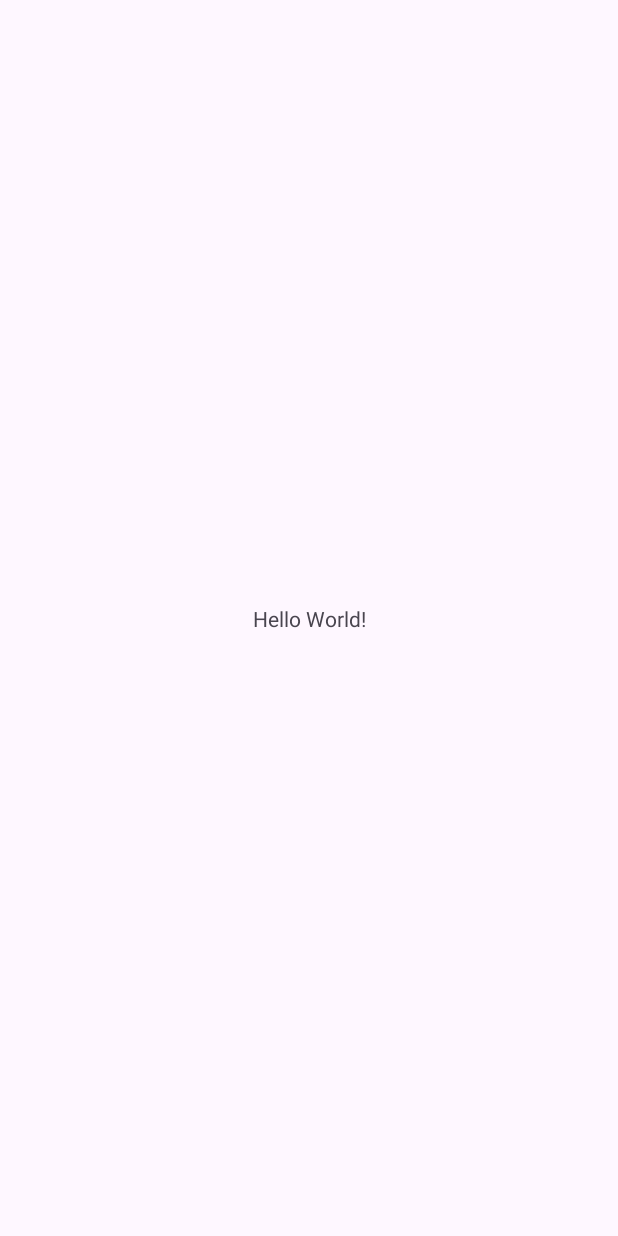
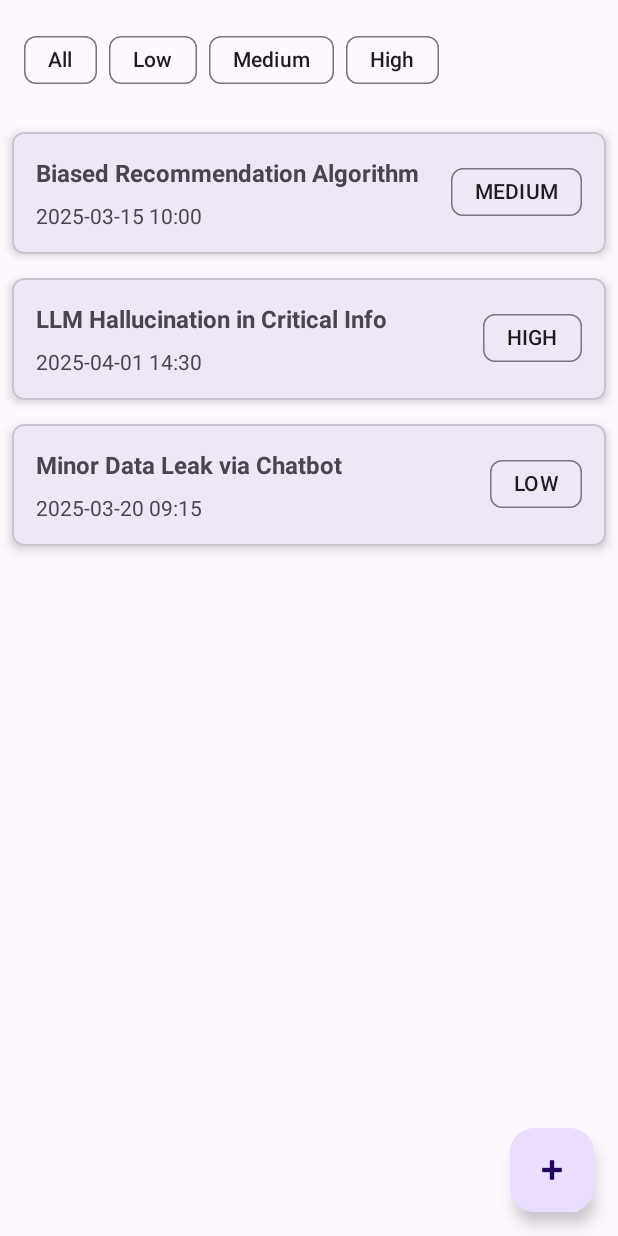
Before and after one commit to Amartyakaushik/AIWatchdog, an Android app: the screen it shows after launch (MainActivity), on a phone screen of 412 x 824 dp. Before the commit the screen is almost empty. Run offline under Robolectric (Android 15) with nearby library versions, the phone set to English and light mode, and no system bars.

Commit message:
feat: Implement AI Safety Incident Dashboard core functionality
Implement the core features of the AI Safety Incident tracking system including:

- Data Model:
  - Create Incident data class and Severity enum
  - Implement IncidentViewModel for state management
  - Add mock data handling

- UI Components:
  - Main activity with navigation setup
  - Incident list with RecyclerView and card-based layout
  - Filtering chips for severity levels (Low, Medium, High)
  - Floating action button for adding new incidents

- Adapters:
  - Create IncidentAdapter with DiffUtil implementation
  - Add click handling for incident items

- Navigation:
  - Set up Navigation component with nav_graph
  - Configure fragment transitions
  - Implement type-safe navigation args

Technical details:
- Use Material Design components for consistent UI
- Implement MVVM architecture pattern
- Add LiveData for reactive UI updates
- Handle configuration changes via ViewModel

This commit sets up the foundational structure for the AI Safety
Incident tracking system as per the assignment requirements.

```diff
--- /dev/null
+++ b/app/src/main/java/com/example/aiwatchdog/adapter/IncidentAdapter.kt
@@ -0,0 +1,61 @@
+package com.example.aiwatchdog.adapter
+
+import android.view.LayoutInflater
+import android.view.View
+import android.view.ViewGroup
+import android.widget.TextView
+import androidx.recyclerview.widget.DiffUtil
+import androidx.recyclerview.widget.ListAdapter
+import androidx.recyclerview.widget.RecyclerView
+import com.example.aiwatchdog.R
+import com.example.aiwatchdog.model.Incident
+import com.google.android.material.chip.Chip
+import java.time.Instant
+import java.time.ZoneId
+import java.time.format.DateTimeFormatter
+
+class IncidentAdapter(
+    private val onItemClick: (Incident) -> Unit
+) : ListAdapter<Incident, IncidentAdapter.IncidentViewHolder>(IncidentDiffCallback()) {
+
+    override fun onCreateViewHolder(parent: ViewGroup, viewType: Int): IncidentViewHolder {
+        val view = LayoutInflater.from(parent.context)
+            .inflate(R.layout.item_incident, parent, false)
+        return IncidentViewHolder(view, onItemClick)
+    }
+
+    override fun onBindViewHolder(holder: IncidentViewHolder, position: Int) {
+        holder.bind(getItem(position))
+    }
+
+    class IncidentViewHolder(
+        itemView: View,
+        private val onItemClick: (Incident) -> Unit
+    ) : RecyclerView.ViewHolder(itemView) {
+        private val titleTextView: TextView = itemView.findViewById(R.id.titleTextView)
+        private val severityChip: Chip = itemView.findViewById(R.id.severityChip)
+        private val dateTextView: TextView = itemView.findViewById(R.id.dateTextView)
+
+        fun bind(incident: Incident) {
+            titleTextView.text = incident.title
+            severityChip.text = incident.severity.name
+
+            val instant = Instant.parse(incident.reported_at)
+            val localDateTime = instant.atZone(ZoneId.systemDefault())
+            val formatter = DateTimeFormatter.ofPattern("yyyy-MM-dd HH:mm")
+            dateTextView.text = formatter.format(localDateTime)
+
+            itemView.setOnClickListener { onItemClick(incident) }
+        }
+    }
+
+    private class IncidentDiffCallback : DiffUtil.ItemCallback<Incident>() {
+        override fun areItemsTheSame(oldItem: Incident, newItem: Incident): Boolean {
+            return oldItem.id == newItem.id
+        }
+
+        override fun areContentsTheSame(oldItem: Incident, newItem: Incident): Boolean {
+            return oldItem == newItem
+        }
+    }
+}
--- /dev/null
+++ b/app/src/main/java/com/example/aiwatchdog/model/Incident.kt
@@ -0,0 +1,15 @@
+package com.example.aiwatchdog.model
+
+data class Incident(
+    val id: Int,
+    val title: String,
+    val description: String,
+    val severity: Severity,
+    val reported_at: String
+)
+
+enum class Severity {
+    LOW,
+    MEDIUM,
+    HIGH
+}
--- /dev/null
+++ b/app/src/main/java/com/example/aiwatchdog/ui/IncidentListFragment.kt
@@ -0,0 +1,72 @@
+package com.example.aiwatchdog.ui
+
+import android.os.Bundle
+import android.view.LayoutInflater
+import android.view.View
+import android.view.ViewGroup
+import androidx.fragment.app.Fragment
+import androidx.fragment.app.viewModels
+import androidx.recyclerview.widget.LinearLayoutManager
+import androidx.recyclerview.widget.RecyclerView
+import com.example.aiwatchdog.R
+import com.example.aiwatchdog.adapter.IncidentAdapter
+import com.example.aiwatchdog.model.Severity
+import com.example.aiwatchdog.viewmodel.IncidentViewModel
+import com.google.android.material.chip.ChipGroup
+import com.google.android.material.floatingactionbutton.FloatingActionButton
+
+class IncidentListFragment : Fragment() {
+    private val viewModel: IncidentViewModel by viewModels()
+    private lateinit var adapter: IncidentAdapter
+
+    override fun onCreateView(
+        inflater: LayoutInflater,
+        container: ViewGroup?,
+        savedInstanceState: Bundle?
+    ): View? {
+        return inflater.inflate(R.layout.fragment_incident_list, container, false)
+    }
+
+    override fun onViewCreated(view: View, savedInstanceState: Bundle?) {
+        super.onViewCreated(view, savedInstanceState)
+
+        setupRecyclerView(view)
+        setupFilterChips(view)
+        setupFab(view)
+        observeViewModel()
+    }
+
+    private fun setupRecyclerView(view: View) {
+        val recyclerView = view.findViewById<RecyclerView>(R.id.incidentsRecyclerView)
+        adapter = IncidentAdapter { incident ->
+            // TODO: Navigate to detail fragment
+        }
+        recyclerView.adapter = adapter
+        recyclerView.layoutManager = LinearLayoutManager(requireContext())
+    }
+
+    private fun setupFilterChips(view: View) {
+        val chipGroup = view.findViewById<ChipGroup>(R.id.filterChipGroup)
+        chipGroup.setOnCheckedChangeListener { group, checkedId ->
+            val severity = when (checkedId) {
+                R.id.chipLow -> Severity.LOW
+                R.id.chipMedium -> Severity.MEDIUM
+                R.id.chipHigh -> Severity.HIGH
+                else -> null
+            }
+            viewModel.applyFilter(severity)
+        }
+    }
+
+    private fun setupFab(view: View) {
+        view.findViewById<FloatingActionButton>(R.id.fabAddIncident).setOnClickListener {
+            // TODO: Navigate to add incident fragment
+        }
+    }
+
+    private fun observeViewModel() {
+        viewModel.filteredIncidents.observe(viewLifecycleOwner) { incidents ->
+            adapter.submitList(incidents)
+        }
+    }
+}
--- /dev/null
+++ b/app/src/main/java/com/example/aiwatchdog/viewmodel/IncidentViewModel.kt
@@ -0,0 +1,71 @@
+package com.example.aiwatchdog.viewmodel
+
+import androidx.lifecycle.LiveData
+import androidx.lifecycle.MutableLiveData
+import androidx.lifecycle.ViewModel
+import com.example.aiwatchdog.model.Incident
+import com.example.aiwatchdog.model.Severity
+import java.time.LocalDateTime
+import java.time.format.DateTimeFormatter
+
+class IncidentViewModel : ViewModel() {
+    private val _incidents = MutableLiveData<List<Incident>>()
+    val incidents: LiveData<List<Incident>> = _incidents
+
+    private val _filteredIncidents = MutableLiveData<List<Incident>>()
+    val filteredIncidents: LiveData<List<Incident>> = _filteredIncidents
+
+    private var currentFilter: Severity? = null
+
+    init {
+        // Initialize with mock data
+        _incidents.value = createMockIncidents()
+        applyFilter(null)
+    }
+
+    private fun createMockIncidents(): List<Incident> {
+        return listOf(
+            Incident(
+                1,
+                "Biased Recommendation Algorithm",
+                "Algorithm consistently favored certain demographics...",
+                Severity.MEDIUM,
+                "2025-03-15T10:00:00Z"
+            ),
+            Incident(
+                2,
+                "LLM Hallucination in Critical Info",
+                "LLM provided incorrect safety procedure information...",
+                Severity.HIGH,
+                "2025-04-01T14:30:00Z"
+            ),
+            Incident(
+                3,
+                "Minor Data Leak via Chatbot",
+                "Chatbot inadvertently exposed non-sensitive user metadata...",
+                Severity.LOW,
+                "2025-03-20T09:15:00Z"
+            )
+        )
+    }
+
+    fun applyFilter(severity: Severity?) {
+        currentFilter = severity
+        val currentIncidents = _incidents.value ?: emptyList()
+        _filteredIncidents.value = when (severity) {
+            null -> currentIncidents
+            else -> currentIncidents.filter { it.severity == severity }
+        }
+    }
+
+    fun addIncident(title: String, description: String, severity: Severity) {
+        val currentIncidents = _incidents.value.orEmpty().toMutableList()
+        val newId = (currentIncidents.maxOfOrNull { it.id } ?: 0) + 1
+        val timestamp = LocalDateTime.now().format(DateTimeFormatter.ISO_DATE_TIME)
+
+        val newIncident = Incident(newId, title, description, severity, timestamp)
+        currentIncidents.add(newIncident)
+        _incidents.value = currentIncidents
+        applyFilter(currentFilter)
+    }
+}
--- a/app/src/main/res/layout/activity_main.xml
+++ b/app/src/main/res/layout/activity_main.xml
@@ -7,13 +7,12 @@
     android:layout_height="match_parent"
     tools:context=".MainActivity">
 
-    <TextView
-        android:layout_width="wrap_content"
-        android:layout_height="wrap_content"
-        android:text="Hello World!"
-        app:layout_constraintBottom_toBottomOf="parent"
-        app:layout_constraintEnd_toEndOf="parent"
-        app:layout_constraintStart_toStartOf="parent"
-        app:layout_constraintTop_toTopOf="parent" />
+    <androidx.fragment.app.FragmentContainerView
+        android:id="@+id/nav_host_fragment"
+        android:name="androidx.navigation.fragment.NavHostFragment"
+        android:layout_width="match_parent"
+        android:layout_height="match_parent"
+        app:defaultNavHost="true"
+        app:navGraph="@navigation/nav_graph" />
 
 </androidx.constraintlayout.widget.ConstraintLayout>
--- /dev/null
+++ b/app/src/main/res/layout/fragment_incident_list.xml
@@ -0,0 +1,62 @@
+<?xml version="1.0" encoding="utf-8"?>
+<androidx.coordinatorlayout.widget.CoordinatorLayout xmlns:android="http://schemas.android.com/apk/res/android"
+    xmlns:app="http://schemas.android.com/apk/res-auto"
+    android:layout_width="match_parent"
+    android:layout_height="match_parent">
+
+    <androidx.constraintlayout.widget.ConstraintLayout
+        android:layout_width="match_parent"
+        android:layout_height="match_parent">
+
+        <com.google.android.material.chip.ChipGroup
+            android:id="@+id/filterChipGroup"
+            android:layout_width="match_parent"
+            android:layout_height="wrap_content"
+            android:padding="16dp"
+            app:layout_constraintTop_toTopOf="parent"
+            app:singleSelection="true">
+
+            <com.google.android.material.chip.Chip
+                android:id="@+id/chipAll"
+                android:layout_width="wrap_content"
+                android:layout_height="wrap_content"
+                android:text="All" />
+
+            <com.google.android.material.chip.Chip
+                android:id="@+id/chipLow"
+                android:layout_width="wrap_content"
+                android:layout_height="wrap_content"
+                android:text="Low" />
+
+            <com.google.android.material.chip.Chip
+                android:id="@+id/chipMedium"
+                android:layout_width="wrap_content"
+                android:layout_height="wrap_content"
+                android:text="Medium" />
+
+            <com.google.android.material.chip.Chip
+                android:id="@+id/chipHigh"
+                android:layout_width="wrap_content"
+                android:layout_height="wrap_content"
+                android:text="High" />
+        </com.google.android.material.chip.ChipGroup>
+
+        <androidx.recyclerview.widget.RecyclerView
+            android:id="@+id/incidentsRecyclerView"
+            android:layout_width="match_parent"
+            android:layout_height="0dp"
+            app:layout_constraintBottom_toBottomOf="parent"
+            app:layout_constraintTop_toBottomOf="@id/filterChipGroup" />
+
+    </androidx.constraintlayout.widget.ConstraintLayout>
+
+    <com.google.android.material.floatingactionbutton.FloatingActionButton
+        android:id="@+id/fabAddIncident"
+        android:layout_width="wrap_content"
+        android:layout_height="wrap_content"
+        android:layout_gravity="bottom|end"
+        android:layout_margin="16dp"
+        android:contentDescription="Add new incident"
+        app:srcCompat="@android:drawable/ic_input_add" />
+
+</androidx.coordinatorlayout.widget.CoordinatorLayout>
--- /dev/null
+++ b/app/src/main/res/layout/item_incident.xml
@@ -0,0 +1,47 @@
+<?xml version="1.0" encoding="utf-8"?>
+<com.google.android.material.card.MaterialCardView xmlns:android="http://schemas.android.com/apk/res/android"
+    xmlns:app="http://schemas.android.com/apk/res-auto"
+    xmlns:tools="http://schemas.android.com/tools"
+    android:layout_width="match_parent"
+    android:layout_height="wrap_content"
+    android:layout_margin="8dp"
+    app:cardCornerRadius="8dp"
+    app:cardElevation="4dp">
+
+    <androidx.constraintlayout.widget.ConstraintLayout
+        android:layout_width="match_parent"
+        android:layout_height="wrap_content"
+        android:padding="16dp">
+
+        <TextView
+            android:id="@+id/titleTextView"
+            android:layout_width="0dp"
+            android:layout_height="wrap_content"
+            android:textSize="16sp"
+            android:textStyle="bold"
+            app:layout_constraintEnd_toStartOf="@id/severityChip"
+            app:layout_constraintStart_toStartOf="parent"
+            app:layout_constraintTop_toTopOf="parent"
+            tools:text="Incident Title" />
+
+        <com.google.android.material.chip.Chip
+            android:id="@+id/severityChip"
+            android:layout_width="wrap_content"
+            android:layout_height="wrap_content"
+            android:layout_marginStart="8dp"
+            app:layout_constraintEnd_toEndOf="parent"
+            app:layout_constraintTop_toTopOf="parent"
+            tools:text="HIGH" />
+
+        <TextView
+            android:id="@+id/dateTextView"
+            android:layout_width="wrap_content"
+            android:layout_height="wrap_content"
+            android:layout_marginTop="8dp"
+            android:textSize="14sp"
+            app:layout_constraintStart_toStartOf="parent"
+            app:layout_constraintTop_toBottomOf="@id/titleTextView"
+            tools:text="2025-03-15" />
+
+    </androidx.constraintlayout.widget.ConstraintLayout>
+</com.google.android.material.card.MaterialCardView>
--- /dev/null
+++ b/app/src/main/res/navigation/nav_graph.xml
@@ -0,0 +1,14 @@
+<?xml version="1.0" encoding="utf-8"?>
+<navigation xmlns:android="http://schemas.android.com/apk/res/android"
+    xmlns:app="http://schemas.android.com/apk/res-auto"
+    android:id="@+id/nav_graph"
+    app:startDestination="@id/incidentListFragment">
+
+    <fragment
+        android:id="@+id/incidentListFragment"
+        android:name="com.example.aiwatchdog.ui.IncidentListFragment"
+        android:label="AI Safety Incidents">
+        <!-- Add actions for navigation here later -->
+    </fragment>
+
+</navigation>
```
